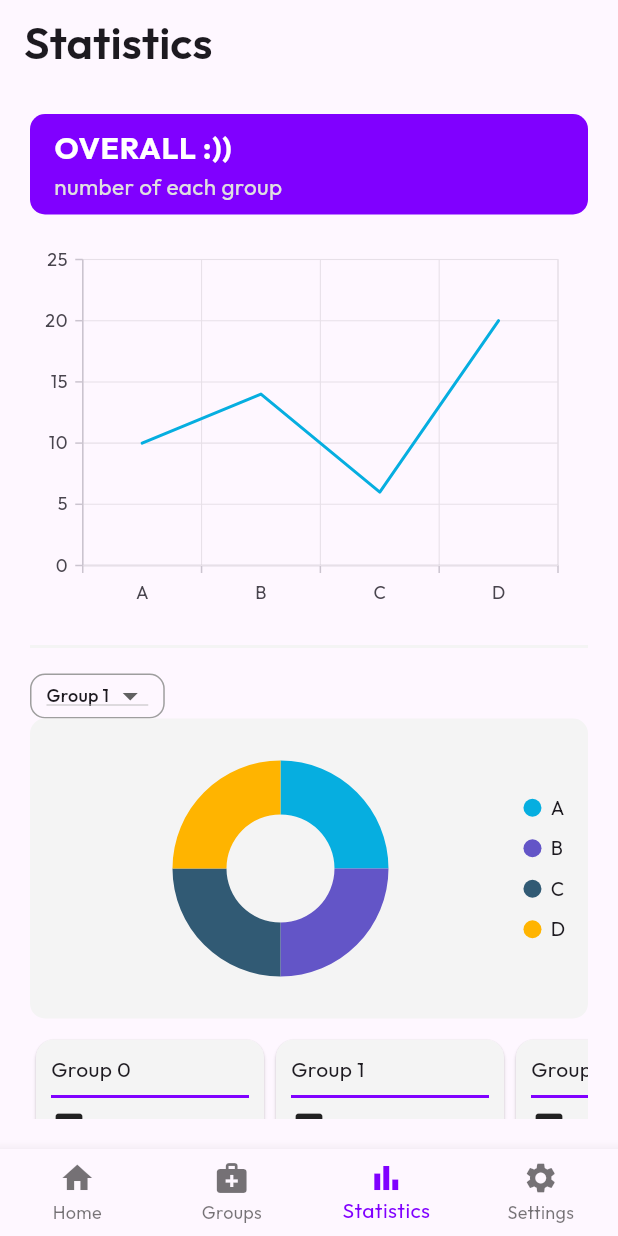
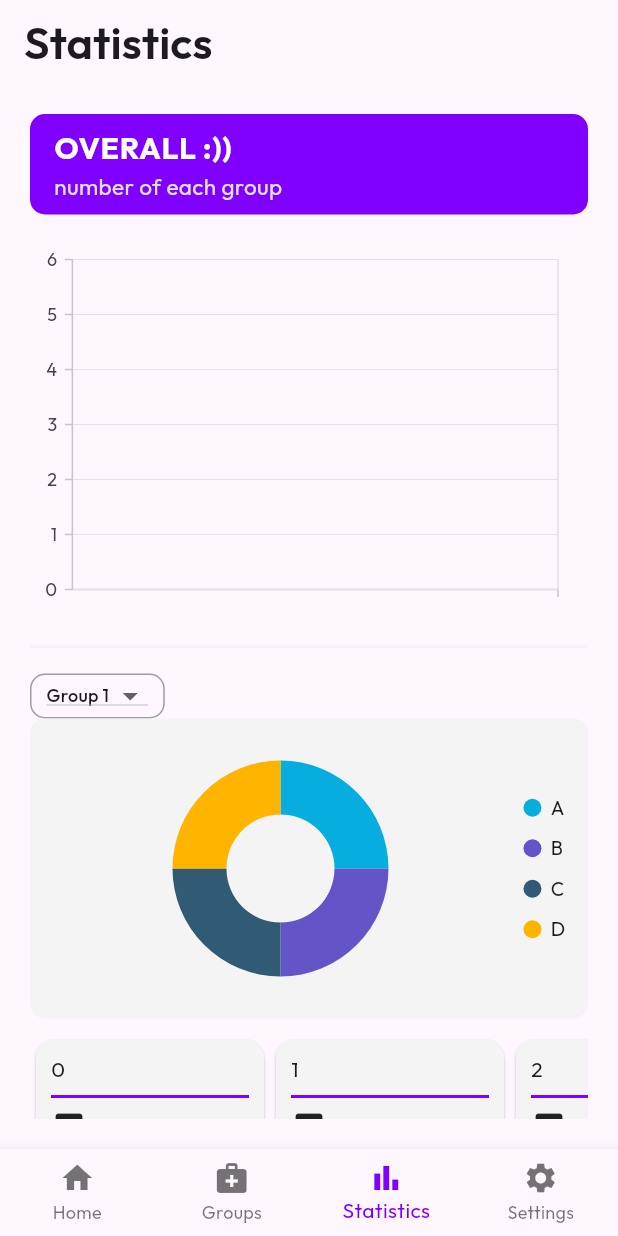
Before and after one commit to MedicCount/medic_count_fe, a Flutter app: the screen it shows once a user with an empty profile is signed in, item 3 of the bottom bar chosen, on a phone screen of 412 x 824 dp. Run offline on Flutter 3.47's test engine with Material 3 defaults, Android fonts, the light colour scheme and no system bars; our stand-ins replace camera, firebase_auth, firebase_core, flutter_dotenv, flutter_svg, google_fonts and 4 more; accounts and stored records are empty; network calls fail.

Commit message:
wip: integrating statistic

```diff
--- a/lib/sub_pages/statistics.dart
+++ b/lib/sub_pages/statistics.dart
@@ -1,10 +1,13 @@
-import 'package:flutter/cupertino.dart';
+import 'package:firebase_auth/firebase_auth.dart';
 import 'package:flutter/material.dart';
-import 'package:flutter/widgets.dart';
 import 'package:medic_count_fe/classes/chart_data.dart';
+import 'package:medic_count_fe/classes/medicine.dart';
+import 'package:medic_count_fe/classes/medicine_group.dart';
 import 'package:medic_count_fe/components/base_doughnutChart.dart';
 import 'package:medic_count_fe/components/base_dropdown.dart';
 import 'package:medic_count_fe/components/base_lineChart.dart';
+import 'package:http/http.dart' as http;
+import 'package:medic_count_fe/datasources/all_datasources.dart';
 
 class StatPage extends StatefulWidget {
   const StatPage({super.key});
@@ -14,8 +17,17 @@ class StatPage extends StatefulWidget {
 }
 
 class _StatPageState extends State<StatPage> {
+
   @override
   Widget build(BuildContext context) {
+
+
+    List<MedicineGroup> allMedicinegroups = AllDatas().allMedicineGroups;
+    List<Medicine> allMedicines = AllDatas().allMedicines;
+
+    print(allMedicinegroups.length);
+    print(FirebaseAuth.instance.currentUser!.uid);
+
     return Center(
         child: Container(
       margin: const EdgeInsets.all(20),
@@ -42,14 +54,12 @@ class _StatPageState extends State<StatPage> {
             SizedBox(
                 height: 250,
                 child: Expanded(
-                    child: BaseLineChart(data: [
-                  ChartData('A', 10),
-                  ChartData('B', 14),
-                  ChartData('C', 6),
-                  ChartData('D', 20),
-                ]))),
+                    child: BaseLineChart(data:
+                      allMedicinegroups.map((e) => ChartData(e.getName, 102)).toList(
+                    ))),
+            ),
             Container(
-              margin: EdgeInsets.only(top: 10, bottom: 10),
+              margin: const EdgeInsets.only(top: 10, bottom: 10),
               child: Divider(
                 color: Theme.of(context).colorScheme.secondary,
                 thickness: 2,
@@ -77,20 +87,21 @@ class _StatPageState extends State<StatPage> {
             SingleChildScrollView(
               scrollDirection: Axis.horizontal,
               child: Row(
-                children: List.generate(5, (index) =>
-                  Container(
-                    margin: EdgeInsets.only(top: 10, bottom: 10),
+                children: List.generate(
+                  5,
+                  (index) => Container(
+                      margin: const EdgeInsets.only(top: 10, bottom: 10),
                       child: Container(
                         width: 160,
                         child: Card(
                           color: Theme.of(context).colorScheme.secondary,
                           child: Container(
-                          padding: EdgeInsets.all(10),
+                            padding: const EdgeInsets.all(10),
                             child: Column(
                               children: [
                                 Row(
                                   children: [
-                                  Text('Group $index'),
+                                    Text('$index'),
                                   ],
                                 ),
                                 Divider(
@@ -98,21 +109,22 @@ class _StatPageState extends State<StatPage> {
                                   thickness: 2,
                                 ),
                                 Row(
-                                mainAxisAlignment: MainAxisAlignment.spaceBetween,
+                                  mainAxisAlignment:
+                                      MainAxisAlignment.spaceBetween,
                                   children: [
-                                  Icon(Icons.image),
+                                    const Icon(Icons.image),
                                     Container(
                                         alignment: Alignment.centerRight,
                                         width: 50,
-                                    child: Expanded(child: Text('1000')))
+                                        child:
+                                            const Expanded(child: Text('1000')))
                                   ],
                                 ),
                               ],
                             ),
                           ),
                         ),
-                    )
-                  ),
+                      )),
                 ),
               ),
             ),
```
Also changed, not shown: 1 other file. Lines whose indentation alone changed are shown as unchanged.
